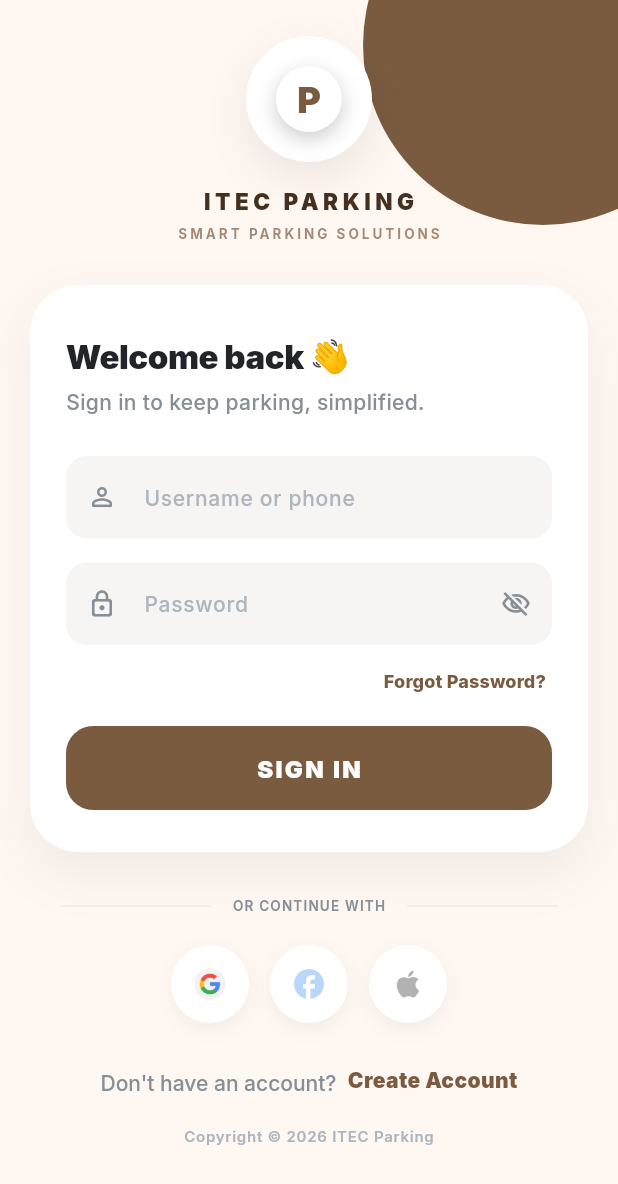
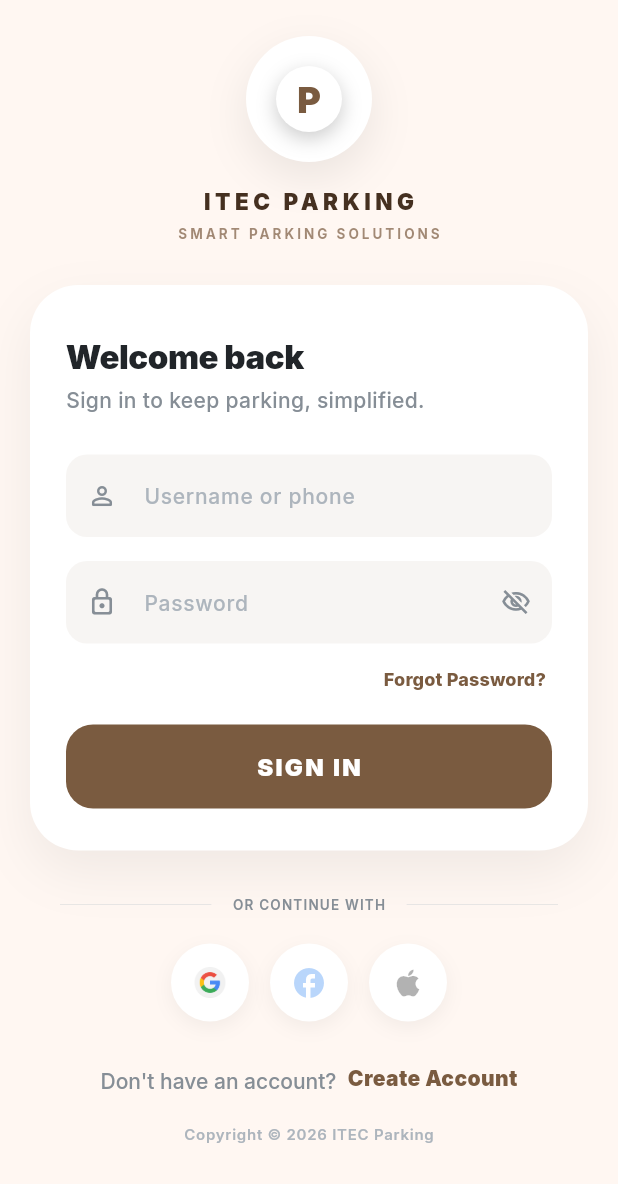
Before and after one commit to dieumerci-niyonkuru/parkease-parking-app, a Flutter app: the screen it shows after launch, on a phone screen of 412 x 824 dp. Shown: the top 1184 px of the screen. Run offline on Flutter 3.47's test engine with Material 3 defaults, Android fonts, the phone set to English and light mode, and no system bars; drawn by our look-alikes of flutter_animate; our stand-ins replace country_code_picker, flutter_local_notifications, flutter_secure_storage, google_fonts, google_sign_in, image_picker and 5 more; missing offline and left inert: flutter_facebook_auth; accounts and stored records are empty.

Commit message:
feat: revamp navigation, auth screens, and home page layout

```diff
--- a/lib/screens/auth/login_screen.dart
+++ b/lib/screens/auth/login_screen.dart
@@ -239,25 +239,7 @@ class _LoginScreenState extends State<LoginScreen> {
     final statusBarH = MediaQuery.of(context).padding.top;
     return Scaffold(
       backgroundColor: const Color(0xFFFFF7F2),
-      body: Stack(
-        children: [
-          // ── DECORATIVE BACKDROP (flat solid shapes, no gradients) ────
-          Positioned(
-            top: -90, right: -70,
-            child: Container(
-              width: 240, height: 240,
-              decoration: const BoxDecoration(color: AppTheme.primary, shape: BoxShape.circle),
-            ),
-          ),
-          Positioned(
-            top: -40, right: 40,
-            child: Container(
-              width: 90, height: 90,
-              decoration: BoxDecoration(color: AppTheme.primary.withValues(alpha: 0.18), shape: BoxShape.circle),
-            ),
-          ),
-
-          SafeArea(
+      body: SafeArea(
         bottom: false,
         child: SingleChildScrollView(
           physics: const BouncingScrollPhysics(),
@@ -299,7 +281,7 @@ class _LoginScreenState extends State<LoginScreen> {
                 child: Column(
                   crossAxisAlignment: CrossAxisAlignment.stretch,
                   children: [
-                        Text('Welcome back 👋', style: AppTheme.heading2.copyWith(fontWeight: FontWeight.w900))
+                    Text('Welcome back', style: AppTheme.heading2.copyWith(fontWeight: FontWeight.w900))
                       .animate().fadeIn(delay: 250.ms).slideY(begin: 0.1),
                     const SizedBox(height: 4),
                     Text('Sign in to keep parking, simplified.', style: AppTheme.body.copyWith(color: AppTheme.textMuted))
@@ -466,8 +448,6 @@ class _LoginScreenState extends State<LoginScreen> {
               ),
             ),
           ),
-        ],
-      ),
     );
   }
 
--- a/lib/screens/auth/register_screen.dart
+++ b/lib/screens/auth/register_screen.dart
@@ -184,7 +184,7 @@ class _RegisterScreenState extends State<RegisterScreen> {
           // ── HERO HEADER ─────────────────────────────────────────────
           Container(
             width: double.infinity,
-            padding: EdgeInsets.only(top: statusBarH + 20, bottom: 32),
+            padding: EdgeInsets.only(top: statusBarH + 12, bottom: 20),
             decoration: const BoxDecoration(
               color: AppTheme.primary,
               borderRadius: BorderRadius.vertical(bottom: Radius.circular(36)),
@@ -220,7 +220,7 @@ class _RegisterScreenState extends State<RegisterScreen> {
                   'SMART PARKING SOLUTIONS',
                   style: TextStyle(color: Colors.white60, fontSize: 8, fontWeight: FontWeight.w700, letterSpacing: 2),
                 ),
-                const SizedBox(height: 24),
+                const SizedBox(height: 16),
 
                 // ── STEP INDICATORS ─────────────────────────────────────
                 Row(
@@ -263,7 +263,7 @@ class _RegisterScreenState extends State<RegisterScreen> {
                     );
                   }),
                 ),
-                const SizedBox(height: 12),
+                const SizedBox(height: 8),
                 Text(
                   _step == 1 ? 'Phone Verification'
                   : _step == 2 ? 'OTP Confirmation'
```
Also changed, not shown: lib/screens/home_screen.dart (+26 -62 lines), lib/screens/main_layout.dart (+8 -28 lines). Lines whose indentation alone changed are shown as unchanged.
